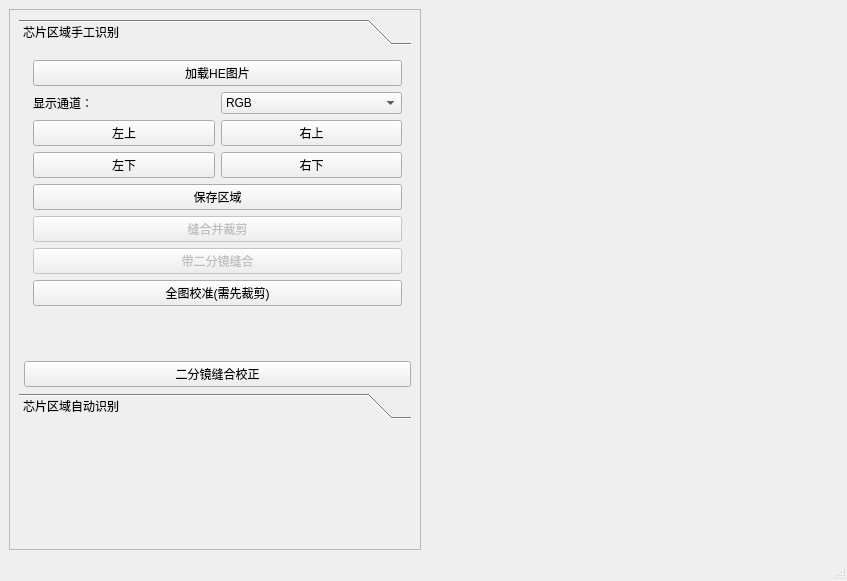
Before: the Qt Designer form need/ChipRegion.ui in ofen1996/Biomarker-BMChiper-no-div, drawn with Qt 5.
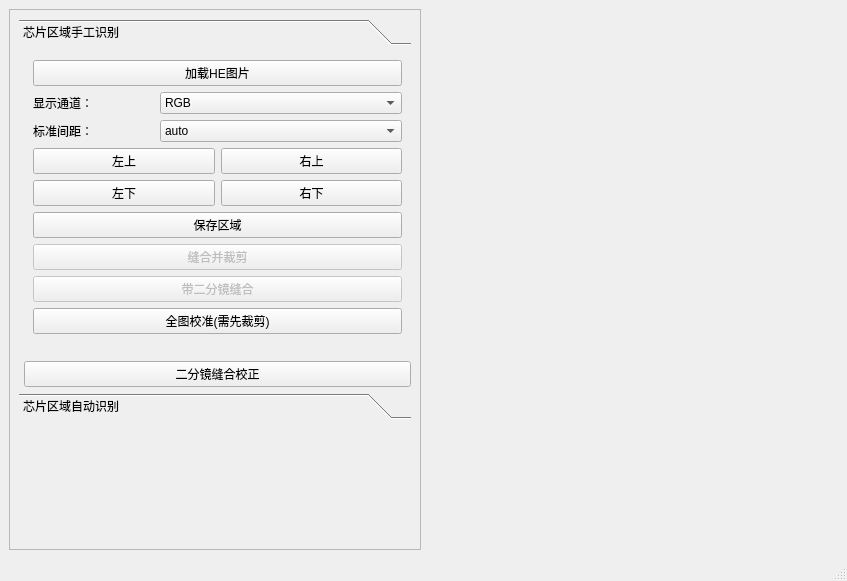
After: the same form once the commit is applied.

Commit message: 增加手动选择底板间距，避免有些图像一直识别错误

What changed in the file:
```diff
--- a/need/ChipRegion.ui
+++ b/need/ChipRegion.ui
@@ -46,8 +46,8 @@
             <rect>
              <x>0</x>
              <y>0</y>
-             <width>392</width>
-             <height>288</height>
+             <width>379</width>
+             <height>306</height>
             </rect>
            </property>
            <attribute name="label">
@@ -77,7 +77,7 @@
                 </widget>
                </item>
                <item>
-                <layout class="QHBoxLayout" name="horizontalLayout">
+                <layout class="QHBoxLayout" name="horizontalLayout" stretch="1,2">
                  <item>
                   <widget class="QLabel" name="label">
                    <property name="text">
@@ -111,6 +111,36 @@
                  </item>
                 </layout>
                </item>
+               <item>
+                <layout class="QHBoxLayout" name="horizontalLayout_4" stretch="1,2">
+                 <item>
+                  <widget class="QLabel" name="label_5">
+                   <property name="text">
+                    <string>标准间距：</string>
+                   </property>
+                  </widget>
+                 </item>
+                 <item>
+                  <widget class="QComboBox" name="comboBox_std_d">
+                   <item>
+                    <property name="text">
+                     <string>auto</string>
+                    </property>
+                   </item>
+                   <item>
+                    <property name="text">
+                     <string>14.8363636</string>
+                    </property>
+                   </item>
+                   <item>
+                    <property name="text">
+                     <string>17.565</string>
+                    </property>
+                   </item>
+                  </widget>
+                 </item>
+                </layout>
+               </item>
                <item>
                 <layout class="QGridLayout" name="gridLayout_4">
                  <item row="2" column="1">
```
Left out of the diff: 49 changed lines with no effect on the pictures. The commit also changes 7 other files.
